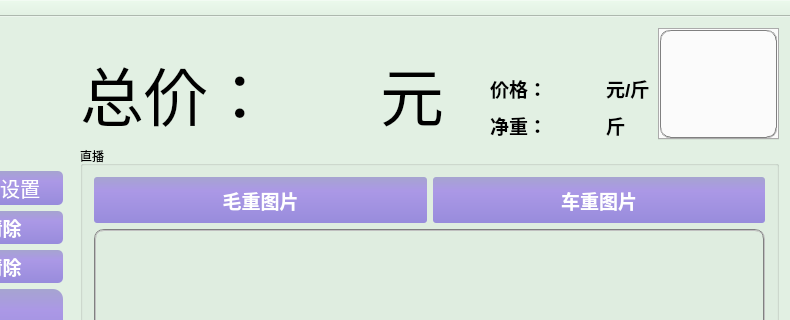
This is wasterecycle.ui in ljhuan/WasteRecycle as Qt 5 draws it before an edit; both pictures show x 497 to 1287 and y 0 to 320 of the 1287 by 737 pixel window. The edited form follows.
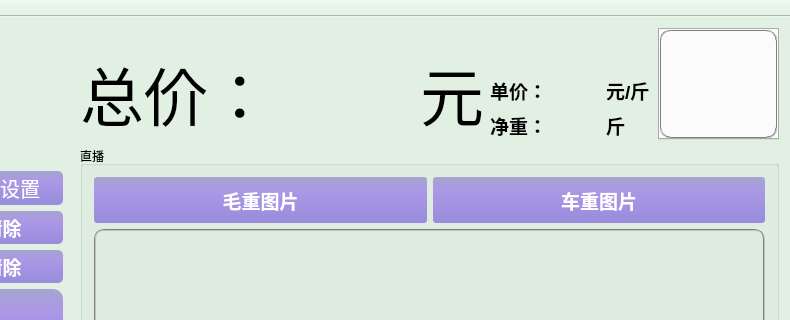
This is the edited form.

Diff of the .ui file:
```diff
--- a/wasterecycle.ui
+++ b/wasterecycle.ui
@@ -1311,7 +1311,7 @@
       <item>
        <layout class="QHBoxLayout" name="horizontalLayout_3" stretch="5,2,1">
         <item>
-         <layout class="QHBoxLayout" name="horizontalLayout_10" stretch="1,2,1,0">
+         <layout class="QHBoxLayout" name="horizontalLayout_10" stretch="1,3,1">
           <item>
            <widget class="QLabel" name="label_9">
             <property name="font">
@@ -1366,19 +1366,6 @@
             </property>
            </widget>
           </item>
-          <item>
-           <spacer name="horizontalSpacer_2">
-            <property name="orientation">
-             <enum>Qt::Horizontal</enum>
-            </property>
-            <property name="sizeHint" stdset="0">
-             <size>
-              <width>40</width>
-              <height>20</height>
-             </size>
-            </property>
-           </spacer>
-          </item>
          </layout>
         </item>
         <item>
@@ -1394,7 +1381,7 @@
              </font>
             </property>
             <property name="text">
-             <string>价格：</string>
+             <string>单价：</string>
             </property>
             <property name="alignment">
              <set>Qt::AlignBottom|Qt::AlignLeading|Qt::AlignLeft</set>
@@ -1442,7 +1429,7 @@
             <property name="font">
              <font>
               <family>Arial</family>
-              <pointsize>20</pointsize>
+              <pointsize>14</pointsize>
               <weight>75</weight>
               <bold>true</bold>
              </font>
@@ -1478,7 +1465,7 @@
             <property name="font">
              <font>
               <family>Arial</family>
-              <pointsize>20</pointsize>
+              <pointsize>14</pointsize>
               <weight>75</weight>
               <bold>true</bold>
              </font>
```
